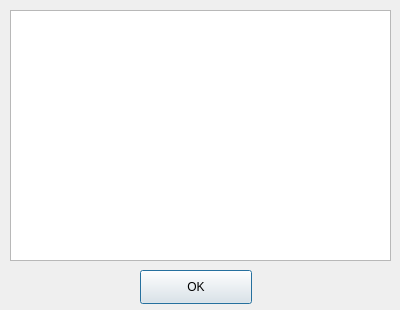
This is viewwindow.ui in aaismailov/LabOop as Qt 5 draws it before an edit. The edited form follows.
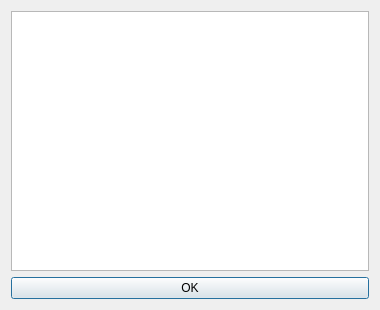
This is the edited form.

```diff
--- a/viewwindow.ui
+++ b/viewwindow.ui
@@ -6,32 +6,25 @@
    <rect>
     <x>0</x>
     <y>0</y>
-    <width>400</width>
+    <width>380</width>
     <height>310</height>
    </rect>
   </property>
+  <property name="minimumSize">
+   <size>
+    <width>380</width>
+    <height>310</height>
+   </size>
+  </property>
   <property name="windowTitle">
    <string>View</string>
   </property>
-  <widget class="QListView" name="listView">
-   <property name="geometry">
-    <rect>
-     <x>10</x>
-     <y>10</y>
-     <width>381</width>
-     <height>251</height>
-    </rect>
-   </property>
-  </widget>
+  <layout class="QVBoxLayout" name="verticalLayout">
+   <item>
+    <widget class="QListView" name="listView"/>
+   </item>
+   <item>
   <widget class="QPushButton" name="pushButton">
-   <property name="geometry">
-    <rect>
-     <x>140</x>
-     <y>270</y>
-     <width>112</width>
-     <height>34</height>
-    </rect>
-   </property>
    <property name="font">
     <font>
      <pointsize>9</pointsize>
@@ -41,6 +34,8 @@
     <string>OK</string>
    </property>
   </widget>
+   </item>
+  </layout>
  </widget>
  <resources/>
  <connections/>
```
Lines whose indentation alone changed are shown as unchanged.
